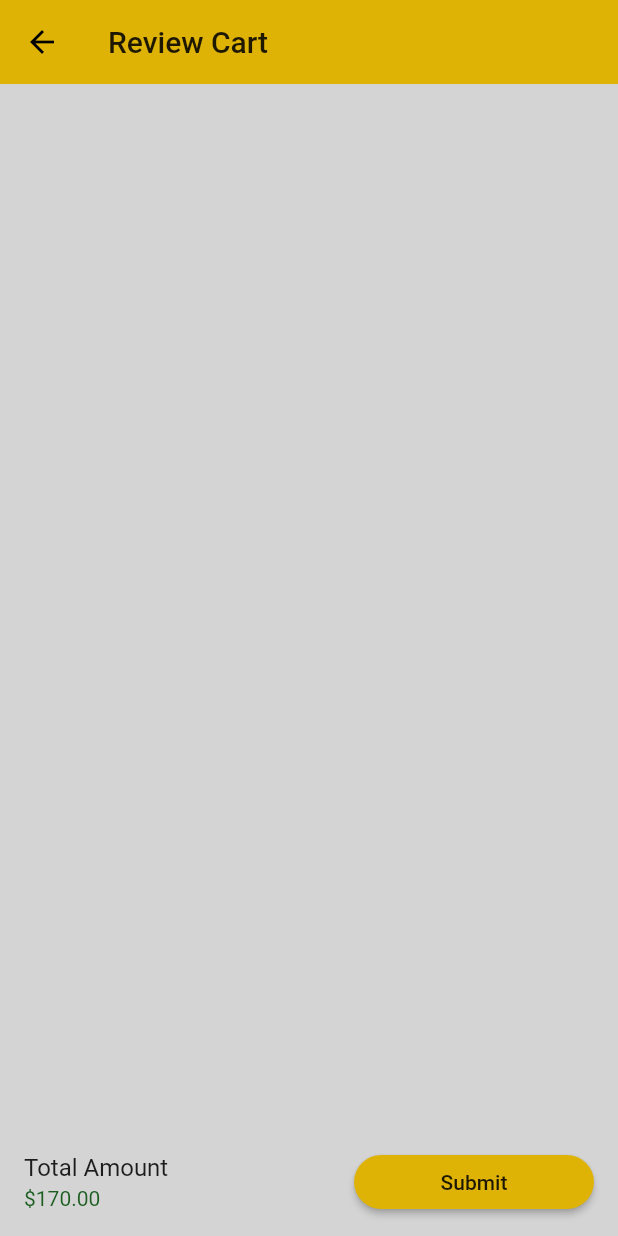
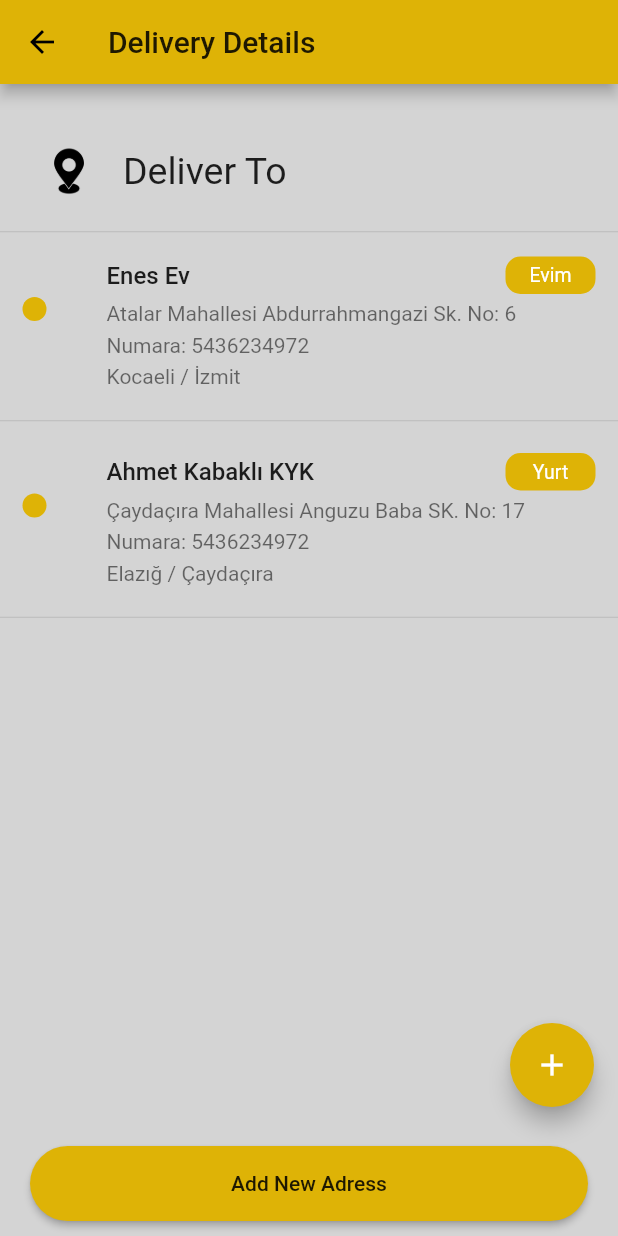
Before and after one commit to swenes/food_app_with_admin_panel_FLUTTER, a Flutter app: the ReviewScreen screen opened directly, after a tap on "Submit", on a phone screen of 412 x 824 dp. Run offline on Flutter 3.47's test engine with Material 2 defaults, Android fonts, the light colour scheme and no system bars; our stand-ins replace cloud_firestore, firebase_auth, firebase_core, flutter_signin_button, google_sign_in; accounts and stored records are empty; network calls fail.

Commit message:
added delivery adress page

```diff
--- a/lib/providers/review_cart_provider.dart
+++ b/lib/providers/review_cart_provider.dart
@@ -80,6 +80,15 @@ class ReviewCartProvider with ChangeNotifier {
   List<ReviewCardModel> get getReviewCartDataList {
     return reviewCartDataList;
   }
+  /////////// total price ///////////////
+
+  double getTotalPrice() {
+    double totalPrice = 0.0;
+    for (var element in reviewCartDataList) {
+      totalPrice += element.cartPrice * element.cartQuantity;
+    }
+    return totalPrice;
+  }
 
 ////////////// ReviCartDeleteFunction ////////////
   reviewCartDataDelete(cartId) {
--- /dev/null
+++ b/lib/screens/check_out/delivery_details.dart
@@ -0,0 +1,75 @@
+import 'package:flutter/material.dart';
+import 'package:food_app_ytm/screens/check_out/single_delivery_item.dart';
+
+import '../../utils/constants.dart';
+
+class DeliveryDetails extends StatelessWidget {
+  const DeliveryDetails({super.key});
+
+  @override
+  Widget build(BuildContext context) {
+    return Scaffold(
+      appBar: AppBar(
+        title: const Text(
+          'Delivery Details',
+          style: TextStyle(color: Constants.textColorDark),
+        ),
+      ),
+      floatingActionButton: FloatingActionButton(
+        backgroundColor: Constants.appBarColor,
+        child: const Icon(Icons.add),
+        onPressed: () {},
+      ),
+      bottomNavigationBar: Container(
+        width: 160,
+        height: 50,
+        margin: const EdgeInsets.symmetric(vertical: 10, horizontal: 20),
+        child: MaterialButton(
+          onPressed: () {},
+          color: Constants.appBarColor,
+          shape:
+              RoundedRectangleBorder(borderRadius: BorderRadius.circular(30)),
+          child: const Text('Add New Adress'),
+        ),
+      ),
+      body: ListView(
+        children: [
+          Padding(
+            padding: const EdgeInsets.only(left: 10, top: 30),
+            child: ListTile(
+              title: const Text(
+                'Deliver To',
+                style: TextStyle(fontSize: 25),
+              ),
+              leading: Image.asset(
+                "assets/images/location.png",
+                height: 40,
+              ),
+            ),
+          ),
+          const Divider(
+            height: 25,
+          ),
+          Column(
+            children: const [
+              SingleDeliveryItem(
+                  title: 'Enes Ev',
+                  adress: 'Atalar Mahallesi Abdurrahmangazi Sk. No: 6  ',
+                  city: 'Kocaeli',
+                  town: 'İzmit',
+                  number: "5436234972",
+                  adressType: "Evim"),
+              SingleDeliveryItem(
+                  title: 'Ahmet Kabaklı KYK',
+                  adress: 'Çaydaçıra Mahallesi Anguzu Baba SK. No: 17 ',
+                  city: 'Elazığ',
+                  town: 'Çaydaçıra',
+                  number: "5436234972",
+                  adressType: "Yurt")
+            ],
+          )
+        ],
+      ),
+    );
+  }
+}
--- /dev/null
+++ b/lib/screens/check_out/single_delivery_item.dart
@@ -0,0 +1,75 @@
+import 'package:flutter/material.dart';
+import 'package:food_app_ytm/utils/constants.dart';
+
+class SingleDeliveryItem extends StatelessWidget {
+  final String title;
+  final String adress;
+  final String number;
+  final String adressType;
+  final String city;
+  final String town;
+  const SingleDeliveryItem(
+      {super.key,
+      required this.title,
+      required this.adress,
+      required this.number,
+      required this.adressType,
+      required this.city,
+      required this.town});
+
+  @override
+  Widget build(BuildContext context) {
+    return Column(
+      children: [
+        ListTile(
+          contentPadding: const EdgeInsets.symmetric(horizontal: 15),
+          title: Row(
+            mainAxisAlignment: MainAxisAlignment.spaceBetween,
+            children: [
+              Text(
+                title,
+                style: const TextStyle(fontWeight: FontWeight.w500),
+              ), // enes
+              Container(
+                //ev , iş yeri
+                width: 60,
+                height: 25,
+                decoration: BoxDecoration(
+                    borderRadius: BorderRadius.circular(10),
+                    color: Constants.appBarColor),
+                child: Center(
+                  child: Text(
+                    adressType,
+                    style: const TextStyle(fontSize: 13, color: Colors.white),
+                  ),
+                ),
+              ),
+            ],
+          ),
+          leading: const Padding(
+            padding: EdgeInsets.only(top: 15.0),
+            child: CircleAvatar(
+              radius: 8,
+              backgroundColor: Constants.appBarColor,
+            ),
+          ),
+          subtitle: Column(
+            mainAxisAlignment: MainAxisAlignment.spaceEvenly,
+            crossAxisAlignment: CrossAxisAlignment.start,
+            children: [
+              const SizedBox(height: 5),
+              Text(adress),
+              const SizedBox(height: 5),
+              Text('Numara: $number'),
+              const SizedBox(height: 5),
+              Text('$city / $town'),
+            ],
+          ),
+        ),
+        const Divider(
+          height: 35,
+        )
+      ],
+    );
+  }
+}
--- a/lib/screens/review_screen/review_screen.dart
+++ b/lib/screens/review_screen/review_screen.dart
@@ -1,6 +1,7 @@
 import 'package:flutter/material.dart';
 import 'package:food_app_ytm/models/review_cart_model.dart';
 import 'package:food_app_ytm/providers/review_cart_provider.dart';
+import 'package:food_app_ytm/screens/check_out/delivery_details.dart';
 import 'package:food_app_ytm/utils/constants.dart';
 import 'package:food_app_ytm/widgets/review_widgets/single_item_review.dart';
 import 'package:provider/provider.dart';
@@ -23,14 +24,23 @@ class ReviewScreen extends StatelessWidget {
         ),
       ),
       bottomNavigationBar: ListTile(
-        title: const Text('Total Amount'),
+        title: const Text(
+          'Total Amount',
+          style: TextStyle(fontSize: 17),
+        ),
         subtitle: Text(
-          '\$170.00',
-          style: TextStyle(color: Colors.green.shade900),
+          '\$ ${reviewCartProvider.getTotalPrice()}',
+          style: TextStyle(fontSize: 20, color: Colors.green.shade900),
         ),
         trailing: MaterialButton(
           minWidth: 160,
-          onPressed: () {},
+          onPressed: () {
+            Navigator.of(context).push(
+              MaterialPageRoute(
+                builder: (context) => const DeliveryDetails(),
+              ),
+            );
+          },
           shape: RoundedRectangleBorder(
             borderRadius: BorderRadius.circular(30),
           ),
--- a/lib/widgets/home_widgets/drawer_side.dart
+++ b/lib/widgets/home_widgets/drawer_side.dart
@@ -82,12 +82,12 @@ class DrawerSide extends StatelessWidget {
             listTileDrawer(Icons.notifications_outlined, 'Notification', () {}),
             listTileDrawer(Icons.star_outline, 'Raiting & Review', () {}),
             listTileDrawer(Icons.favorite_border_outlined, 'Wishlist', () {
-              goToNav(context, WishListScreen());
+              goToNav(context, const WishListScreen());
             }),
             listTileDrawer(Icons.copy_all_outlined, 'Raise a Complaint', () {}),
             listTileDrawer(Icons.format_quote_outlined, 'FAQs', () {}),
             Padding(
-              padding: const EdgeInsets.symmetric(horizontal: 20, vertical: 10),
+              padding: const EdgeInsets.symmetric(horizontal: 20, vertical: 40),
               child: Column(
                 crossAxisAlignment: CrossAxisAlignment.center,
                 children: [
--- a/lib/widgets/home_widgets/single_product.dart
+++ b/lib/widgets/home_widgets/single_product.dart
@@ -94,6 +94,7 @@ class _SingleProductsState extends State<SingleProducts> {
                                 ProductUnit(
                                     onTap: () {
                                       showModalBottomSheet(
+                                        // debugta parent widget kullanımı hatası veriyor halledilecek.
                                         context: context,
                                         builder: (context) {
                                           return Column(
@@ -108,7 +109,7 @@ class _SingleProductsState extends State<SingleProducts> {
                                                 ),
                                                 child: Column(
                                                   children: [
-                                                    InkWell(
+                                                    GestureDetector(
                                                       onTap: () async {
                                                         setState(() {
                                                           unitData = data;
--- a/lib/widgets/review_widgets/single_item_review.dart
+++ b/lib/widgets/review_widgets/single_item_review.dart
@@ -56,7 +56,7 @@ class _SingleItemReviewState extends State<SingleItemReview> {
                         widget.productName,
                         style: const TextStyle(
                             color: Constants.textColorDark,
-                            fontSize: 17,
+                            fontSize: 18,
                             fontWeight: FontWeight.bold),
                       ),
                       const SizedBox(height: 5),
@@ -68,14 +68,13 @@ class _SingleItemReviewState extends State<SingleItemReview> {
                             fontWeight: FontWeight.bold),
                       ),
                       const SizedBox(height: 5),
-                      // Text(
-                      //   '$unitData', // unit data buraya nasıl gelebildi bilmiyorum. araştır
-                      //   style: const TextStyle(
-                      //     fontSize: 13,
-                      //     fontWeight: FontWeight.w500,
-                      //     color: Constants.textColorDark,
-                      //   ),
-                      // )
+                      Text(
+                        '$unitData', // unit data buraya nasıl gelebildi bilmiyorum. araştır
+                        style: const TextStyle(
+                            fontSize: 15,
+                            fontWeight: FontWeight.bold,
+                            color: Constants.appBarColor),
+                      )
                     ],
                   ),
                 ],
```
Also changed, not shown: assets/images/location.png (added).
